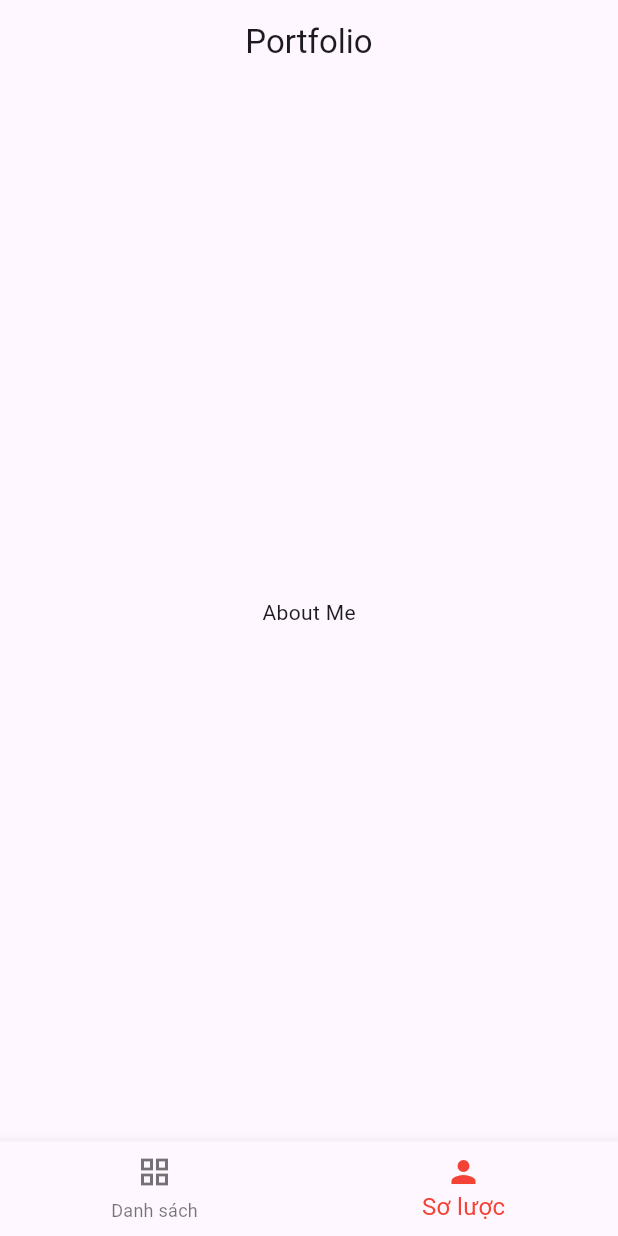
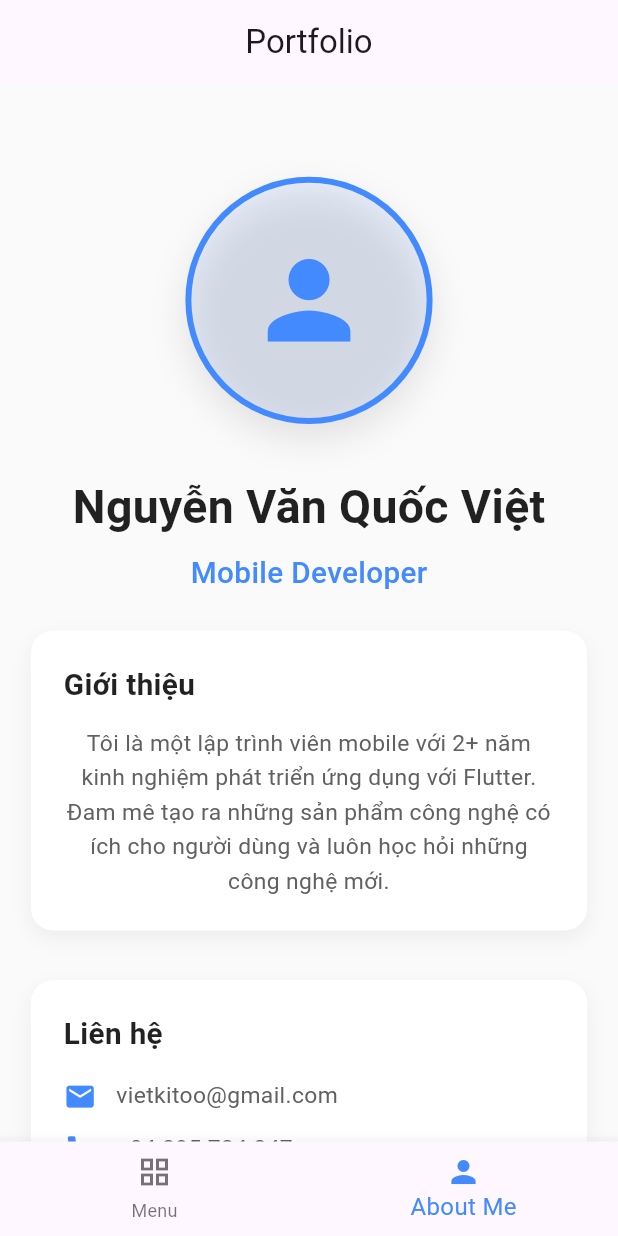
Before and after one commit to vietkitoo/flutter_dev_portfolio, a Flutter app: the screen it shows after launch, swiped to page 2, on a phone screen of 412 x 824 dp. Run offline on Flutter 3.47's test engine with Material 3 defaults, Android fonts, the phone set to English and light mode, and no system bars; our stand-ins replace bloc, equatable, flutter_bloc, go_router.

Commit message:
Update portfolio

```diff
--- /dev/null
+++ b/lib/feature/about_me/about_me_screen.dart
@@ -0,0 +1,384 @@
+import 'package:flutter/material.dart';
+
+class AboutMeScreen extends StatefulWidget {
+  const AboutMeScreen({super.key});
+
+  @override
+  State<AboutMeScreen> createState() => _AboutMeScreenState();
+}
+
+class _AboutMeScreenState extends State<AboutMeScreen> {
+  @override
+  Widget build(BuildContext context) {
+    final screenWidth = MediaQuery.of(context).size.width;
+    final screenHeight = MediaQuery.of(context).size.height;
+
+    return Scaffold(
+      backgroundColor: Colors.grey[50],
+      body: SingleChildScrollView(
+        padding: EdgeInsets.all(screenWidth * 0.05), // 5% của screen width
+        child: Column(
+          children: [
+            SizedBox(height: screenHeight * 0.05),
+
+            // Avatar Section
+            _buildAvatarSection(screenWidth),
+
+            SizedBox(height: screenHeight * 0.04),
+
+            // Name and Title
+            _buildNameSection(screenWidth),
+
+            SizedBox(height: screenHeight * 0.025),
+
+            // Bio Section
+            _buildBioSection(screenWidth),
+
+            SizedBox(height: screenHeight * 0.04),
+
+            // Skills Section
+            // _buildSkillsSection(screenWidth),
+
+            // SizedBox(height: screenHeight * 0.04),
+
+            // Contact Section
+            _buildContactSection(screenWidth),
+
+            SizedBox(height: screenHeight * 0.04),
+
+            // Experience Section
+            _buildExperienceSection(screenWidth),
+          ],
+        ),
+      ),
+    );
+  }
+
+  Widget _buildAvatarSection(double screenWidth) {
+    final avatarSize = screenWidth * 0.4; // 40% của screen width
+
+    return Container(
+      width: avatarSize,
+      height: avatarSize,
+      decoration: BoxDecoration(
+        shape: BoxShape.circle,
+        border: Border.all(
+          color: Colors.blueAccent,
+          width: 4,
+        ),
+        boxShadow: [
+          BoxShadow(
+            color: Colors.black.withValues(alpha: 0.1),
+            blurRadius: 20,
+            offset: const Offset(0, 10),
+          ),
+        ],
+      ),
+      child: ClipOval(
+        child: Container(
+          color: Colors.blueAccent.withValues(alpha: 0.1),
+          child: Icon(
+            Icons.person,
+            size: avatarSize * 0.5,
+            color: Colors.blueAccent,
+          ),
+        ),
+      ),
+    );
+  }
+
+  Widget _buildNameSection(double screenWidth) {
+    return Column(
+      children: [
+        Text(
+          'Nguyễn Văn Quốc Việt',
+          style: TextStyle(
+            fontSize: screenWidth * 0.075, // 7.5% của screen width
+            fontWeight: FontWeight.bold,
+            color: Colors.black87,
+          ),
+        ),
+        SizedBox(height: screenWidth * 0.02),
+        Text(
+          'Mobile Developer',
+          style: TextStyle(
+            fontSize: screenWidth * 0.048, // 4.8% của screen width
+            color: Colors.blueAccent,
+            fontWeight: FontWeight.w500,
+          ),
+        ),
+        SizedBox(height: screenWidth * 0.01),
+      ],
+    );
+  }
+
+  Widget _buildBioSection(double screenWidth) {
+    return Container(
+      padding: EdgeInsets.all(screenWidth * 0.053), // 5.3% của screen width
+      decoration: BoxDecoration(
+        color: Colors.white,
+        borderRadius: BorderRadius.circular(15),
+        boxShadow: [
+          BoxShadow(
+            color: Colors.black.withValues(alpha: 0.05),
+            blurRadius: 10,
+            offset: const Offset(0, 5),
+          ),
+        ],
+      ),
+      child: Column(
+        crossAxisAlignment: CrossAxisAlignment.start,
+        children: [
+          Text(
+            'Giới thiệu',
+            style: TextStyle(
+              fontSize: screenWidth * 0.048,
+              fontWeight: FontWeight.bold,
+              color: Colors.black87,
+            ),
+          ),
+          SizedBox(height: screenWidth * 0.032),
+          Text(
+            'Tôi là một lập trình viên mobile với 2+ năm kinh nghiệm phát triển ứng dụng với Flutter. Đam mê tạo ra những sản phẩm công nghệ có ích cho người dùng và luôn học hỏi những công nghệ mới.',
+            style: TextStyle(
+              fontSize: screenWidth * 0.037,
+              color: Colors.grey[700],
+              height: 1.5,
+            ),
+            textAlign: TextAlign.center,
+          ),
+        ],
+      ),
+    );
+  }
+
+  Widget _buildSkillsSection(double screenWidth) {
+    final skills = [
+      {'name': 'Flutter', 'level': 0.9},
+      {'name': 'Dart', 'level': 0.85},
+      {'name': 'Android', 'level': 0.8},
+      {'name': 'Kotlin', 'level': 0.75},
+      {'name': 'Java', 'level': 0.7},
+      {'name': 'Firebase', 'level': 0.8},
+    ];
+
+    return Container(
+      padding: EdgeInsets.all(screenWidth * 0.053),
+      decoration: BoxDecoration(
+        color: Colors.white,
+        borderRadius: BorderRadius.circular(15),
+        boxShadow: [
+          BoxShadow(
+            color: Colors.black.withValues(alpha: 0.05),
+            blurRadius: 10,
+            offset: const Offset(0, 5),
+          ),
+        ],
+      ),
+      child: Column(
+        crossAxisAlignment: CrossAxisAlignment.start,
+        children: [
+          Text(
+            'Kỹ năng',
+            style: TextStyle(
+              fontSize: screenWidth * 0.048,
+              fontWeight: FontWeight.bold,
+              color: Colors.black87,
+            ),
+          ),
+          SizedBox(height: screenWidth * 0.04),
+          ...skills.map((skill) => _buildSkillItem(
+            skill['name'] as String,
+            skill['level'] as double,
+            screenWidth,
+          )).toList(),
+        ],
+      ),
+    );
+  }
+
+  Widget _buildSkillItem(String name, double level, double screenWidth) {
+    return Padding(
+      padding: EdgeInsets.only(bottom: screenWidth * 0.032),
+      child: Column(
+        crossAxisAlignment: CrossAxisAlignment.start,
+        children: [
+          Row(
+            mainAxisAlignment: MainAxisAlignment.spaceBetween,
+            children: [
+              Text(
+                name,
+                style: TextStyle(
+                  fontSize: screenWidth * 0.037,
+                  fontWeight: FontWeight.w500,
+                  color: Colors.black87,
+                ),
+              ),
+              Text(
+                '${(level * 100).toInt()}%',
+                style: TextStyle(
+                  fontSize: screenWidth * 0.032,
+                  color: Colors.grey[600],
+                ),
+              ),
+            ],
+          ),
+          SizedBox(height: screenWidth * 0.01),
+          LinearProgressIndicator(
+            value: level,
+            backgroundColor: Colors.grey[200],
+            valueColor: AlwaysStoppedAnimation<Color>(Colors.blueAccent),
+            minHeight: 6,
+          ),
+        ],
+      ),
+    );
+  }
+
+  Widget _buildContactSection(double screenWidth) {
+    return Container(
+      padding: EdgeInsets.all(screenWidth * 0.053),
+      decoration: BoxDecoration(
+        color: Colors.white,
+        borderRadius: BorderRadius.circular(15),
+        boxShadow: [
+          BoxShadow(
+            color: Colors.black.withValues(alpha: 0.05),
+            blurRadius: 10,
+            offset: const Offset(0, 5),
+          ),
+        ],
+      ),
+      child: Column(
+        crossAxisAlignment: CrossAxisAlignment.start,
+        children: [
+          Text(
+            'Liên hệ',
+            style: TextStyle(
+              fontSize: screenWidth * 0.048,
+              fontWeight: FontWeight.bold,
+              color: Colors.black87,
+            ),
+          ),
+          SizedBox(height: screenWidth * 0.04),
+          _buildContactItem(Icons.email, 'vietkitoo@gmail.com', screenWidth),
+          _buildContactItem(Icons.phone, '+84 395 724 247', screenWidth),
+          _buildContactItem(Icons.location_on, 'Gò Vấp, Hồ Chí Minh, Việt Nam', screenWidth),
+          _buildContactItem(Icons.link, 'www.linkedin.com/in/nguyenvanquocviet', screenWidth),
+        ],
+      ),
+    );
+  }
+
+  Widget _buildContactItem(IconData icon, String text, double screenWidth) {
+    return Padding(
+      padding: EdgeInsets.only(bottom: screenWidth * 0.032),
+      child: Row(
+        children: [
+          Icon(
+            icon,
+            size: screenWidth * 0.053,
+            color: Colors.blueAccent,
+          ),
+          SizedBox(width: screenWidth * 0.032),
+          Expanded(
+            child: Text(
+              text,
+              style: TextStyle(
+                fontSize: screenWidth * 0.037,
+                color: Colors.grey[700],
+              ),
+            ),
+          ),
+        ],
+      ),
+    );
+  }
+
+  Widget _buildExperienceSection(double screenWidth) {
+    return Container(
+      padding: EdgeInsets.all(screenWidth * 0.053),
+      decoration: BoxDecoration(
+        color: Colors.white,
+        borderRadius: BorderRadius.circular(15),
+        boxShadow: [
+          BoxShadow(
+            color: Colors.black.withValues(alpha: 0.05),
+            blurRadius: 10,
+            offset: const Offset(0, 5),
+          ),
+        ],
+      ),
+      child: Column(
+        crossAxisAlignment: CrossAxisAlignment.start,
+        children: [
+          Text(
+            'Kinh nghiệm',
+            style: TextStyle(
+              fontSize: screenWidth * 0.048,
+              fontWeight: FontWeight.bold,
+              color: Colors.black87,
+            ),
+          ),
+          SizedBox(height: screenWidth * 0.04),
+          _buildExperienceItem(
+            'Senior Mobile Developer',
+            'Công ty Tài chính TNHH Ngân hàng Việt Nam Thịnh Vượng SMBC',
+            '1/2024 - Hiện tại',
+            'Phát triển ứng dụng Financial với Flutter cho iOS và Android',
+            screenWidth,
+          ),
+          _buildExperienceItem(
+            'Mobile Developer',
+            'Công ty CloudGo',
+            '6/2023 - 11/2023',
+            'Phát triển ứng dụng CRM',
+            screenWidth,
+          ),
+        ],
+      ),
+    );
+  }
+
+  Widget _buildExperienceItem(String title, String company, String period, String description, double screenWidth) {
+    return Padding(
+      padding: EdgeInsets.only(bottom: screenWidth * 0.04),
+      child: Column(
+        crossAxisAlignment: CrossAxisAlignment.start,
+        children: [
+          Text(
+            title,
+            style: TextStyle(
+              fontSize: screenWidth * 0.043,
+              fontWeight: FontWeight.bold,
+              color: Colors.black87,
+            ),
+          ),
+          Text(
+            company,
+            style: TextStyle(
+              fontSize: screenWidth * 0.037,
+              color: Colors.blueAccent,
+              fontWeight: FontWeight.w500,
+            ),
+          ),
+          Text(
+            period,
+            style: TextStyle(
+              fontSize: screenWidth * 0.032,
+              color: Colors.grey[600],
+            ),
+          ),
+          SizedBox(height: screenWidth * 0.01),
+          Text(
+            description,
+            style: TextStyle(
+              fontSize: screenWidth * 0.035,
+              color: Colors.grey[700],
+            ),
+          ),
+        ],
+      ),
+    );
+  }
+}
--- /dev/null
+++ b/lib/feature/menu/menu_screen.dart
@@ -0,0 +1,19 @@
+import 'package:flutter/material.dart';
+
+class MenuScreen extends StatefulWidget {
+  const MenuScreen({super.key});
+
+  @override
+  State<MenuScreen> createState() => _MenuState();
+}
+
+class _MenuState extends State<MenuScreen> {
+  @override
+  Widget build(BuildContext context) {
+    return const Scaffold(
+      body: Center(
+        child: Text('Menu'),
+      ),
+    );
+  }
+}
--- a/lib/home/home.dart
+++ b/lib/home/home.dart
@@ -1,5 +1,7 @@
 import 'package:flutter/material.dart';
 import 'package:flutter_bloc/flutter_bloc.dart';
+import 'package:flutter_dev_portfolio/feature/about_me/about_me_screen.dart';
+import 'package:flutter_dev_portfolio/feature/menu/menu_screen.dart';
 import 'package:flutter_dev_portfolio/home/bloc/home_cubit.dart';
 
 class HomeScreen extends StatelessWidget {
@@ -21,9 +23,9 @@ class HomeScreenView extends StatefulWidget {
 class _HomeScreenViewState extends State<HomeScreenView> {
   final PageController _pageController = PageController();
 
-  final List<Widget> _pages = const [
-    Center(child: Text('List')),
-    Center(child: Text('About Me')),
+  final List<Widget> _pages = [
+    MenuScreen(),
+    AboutMeScreen(),
   ];
 
   @override
@@ -45,17 +47,17 @@ class _HomeScreenViewState extends State<HomeScreenView> {
               context.read<HomeScreenCubit>().onTapBottomNav(index);
               _pageController.jumpToPage(index);
             },
-            selectedItemColor: Colors.red,
+            selectedItemColor: Colors.blueAccent,
             selectedFontSize: 16,
             unselectedItemColor: Colors.black54,
             items: const [
               BottomNavigationBarItem(
                 icon: Icon(Icons.grid_view),
-                label: 'Danh sách',
+                label: 'Menu',
               ),
               BottomNavigationBarItem(
                 icon: Icon(Icons.person),
-                label: 'Sơ lược',
+                label: 'About Me',
               ),
             ],
           ),
--- a/lib/routes/app_router.dart
+++ b/lib/routes/app_router.dart
@@ -1,7 +1,9 @@
 import 'package:flutter_bloc/flutter_bloc.dart';
 import 'package:flutter_dev_portfolio/home/home.dart';
+import 'package:flutter_dev_portfolio/feature/about_me/about_me_screen.dart';
 import 'package:flutter_dev_portfolio/splash/splash_screen.dart';
 import 'package:go_router/go_router.dart';
+import 'package:flutter_dev_portfolio/feature/menu/menu_screen.dart';
 
 import '../home/bloc/home_cubit.dart';
 
@@ -23,10 +25,22 @@ final GoRouter appRouter = GoRouter(
         );
       },
     ),
+    GoRoute(
+      path: '/about-me',
+      name: RouteList.aboutMe,
+      builder: (context, state) => const AboutMeScreen(),
+    ),
+    GoRoute(
+      path: '/menu',
+      name: RouteList.menu,
+      builder: (context, state) => const MenuScreen(),
+    ),
   ],
 );
 
 class RouteList {
   static const splash = 'splash';
   static const home = 'home';
+  static const aboutMe = 'about-me';
+  static const menu = 'menu';
 }
```
